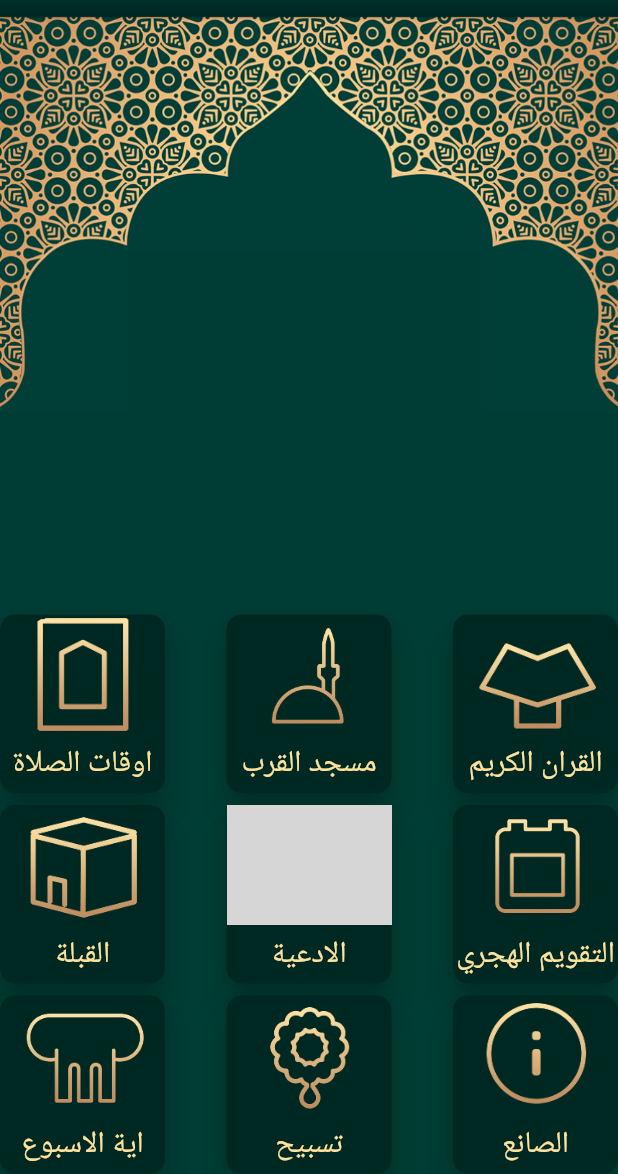
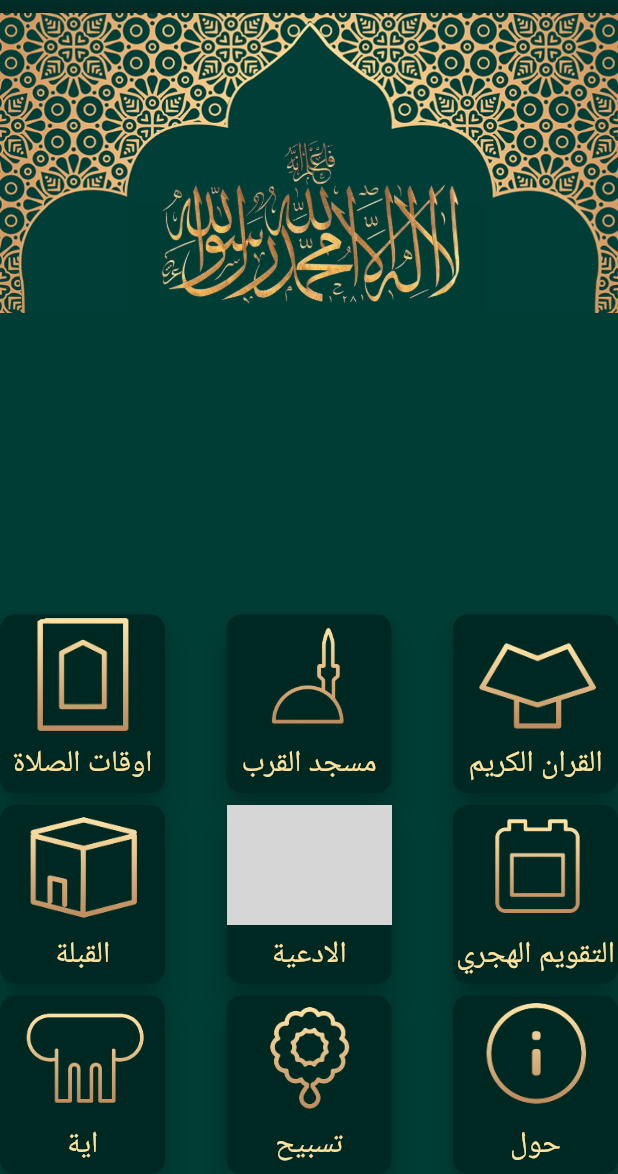
Before and after one commit to ET-TOUNANI/ayat, a Flutter app: the screen it shows after launch, after a tap on "اوقات الصلاة", on a phone screen of 412 x 824 dp, the part 62-1236 px from its top. Run offline on Flutter 3.47's test engine with Material 2 defaults, Android fonts, the phone set to English and light mode, and no system bars; our stand-ins replace timer_builder; grey boxes are pictures that could not be loaded.

Commit message:
Update Home.page.dart

```diff
--- a/lib/pages/Home.page.dart
+++ b/lib/pages/Home.page.dart
@@ -1,6 +1,7 @@
 import 'package:ayat/configs/configs.dart';
+import 'package:ayat/pages/awkatSalat.page.dart';
+import 'package:ayat/pages/aya.page.dart';
 import 'package:flutter/material.dart';
-import 'package:ayat/pages/aya.page.dart';
 
 class Home extends StatelessWidget {
   const Home({Key? key}) : super(key: key);
@@ -14,7 +15,7 @@ class Home extends StatelessWidget {
       body: Column(
         mainAxisAlignment: MainAxisAlignment.spaceBetween,
         children: [
-          Image.asset("images/1.png"),
+          getFront('h'),
           Row(
             mainAxisAlignment: MainAxisAlignment.spaceBetween,
             children: [
@@ -28,9 +29,25 @@ class Home extends StatelessWidget {
                     clipBehavior: Clip.antiAliasWithSaveLayer,
                     child: InkWell(
                       splashColor: Colors.black26,
-                      onTap: () {
-                        // scanMe(); // scan the barcode
-                        //Navigator.pushNamed(context, "/scanner");
+                      onTap: () async {
+                        bool permission = await checkGps();
+                        if (permission) {
+                          List<double> tab = await getLocation();
+                          if (tab.isNotEmpty) {
+                            List<DateTime> awkats = getSalawat(tab[0], tab[1]);
+                            if (awkats.isNotEmpty) {
+                              List<Map> times = awkat(awkats[0], awkats[1],
+                                  awkats[2], awkats[3], awkats[4], awkats[5]);
+                              if (times.isNotEmpty) {
+                                Navigator.push(
+                                    context,
+                                    MaterialPageRoute(
+                                        builder: (context) =>
+                                            AwkatSalat(awkat: times)));
+                              }
+                            }
+                          }
+                        }
                       },
                       child: Column(
                         mainAxisSize: MainAxisSize.min,
@@ -107,7 +124,7 @@ class Home extends StatelessWidget {
                       onTap: () {
                         Navigator.push(
                           context,
-                          MaterialPageRoute(builder: (context) => const Aya()),
+                          MaterialPageRoute(builder: (context) => Aya()),
                         );
                       },
                       child: Column(
@@ -123,7 +140,7 @@ class Home extends StatelessWidget {
                             height: 6,
                           ),
                           const Text(
-                            "اية الاسبوع",
+                            "اية",
                             style: TextStyle(
                                 fontSize: 20, color: Color(0xffFFE29D)),
                           ),
@@ -223,8 +240,7 @@ class Home extends StatelessWidget {
                     child: InkWell(
                       splashColor: Colors.black26,
                       onTap: () {
-                        // scanMe(); // scan the barcode
-                        //Navigator.pushNamed(context, "/scanner");
+                        Navigator.pushNamed(context, '/azkar');
                       },
                       child: Column(
                         mainAxisSize: MainAxisSize.min,
@@ -262,8 +278,7 @@ class Home extends StatelessWidget {
                     child: InkWell(
                       splashColor: Colors.black26,
                       onTap: () {
-                        // scanMe(); // scan the barcode
-                        //Navigator.pushNamed(context, "/scanner");
+                        Navigator.pushNamed(context, '/quran');
                       },
                       child: Column(
                         mainAxisSize: MainAxisSize.min,
@@ -354,7 +369,7 @@ class Home extends StatelessWidget {
                             height: 6,
                           ),
                           const Text(
-                            "الصانع",
+                            "حول",
                             style: TextStyle(
                                 fontSize: 20, color: Color(0xffFFE29D)),
                           ),
```
